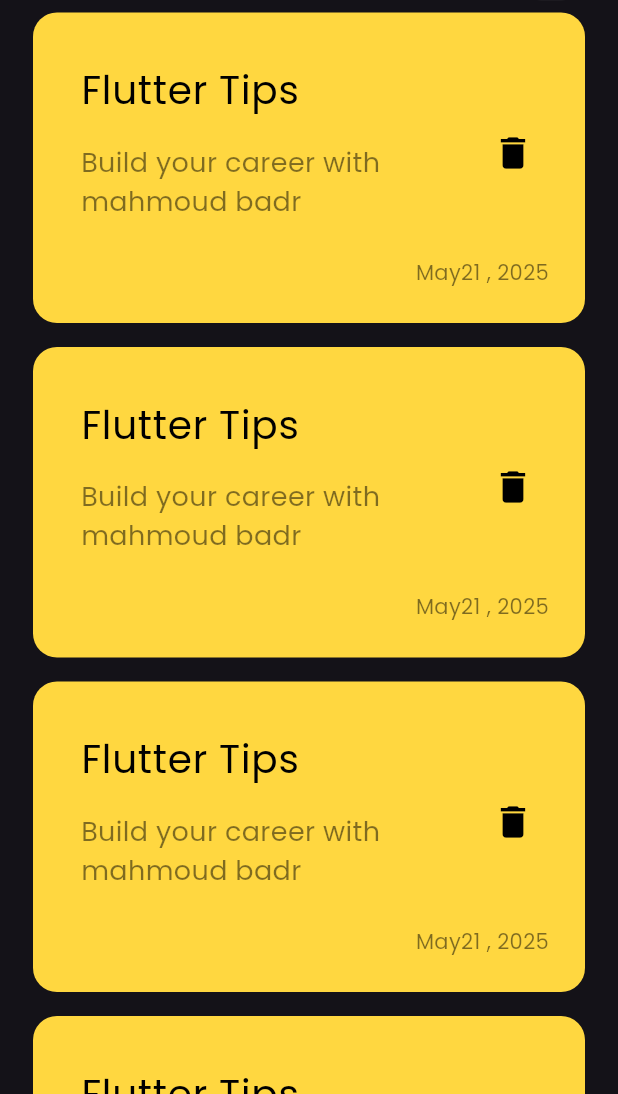
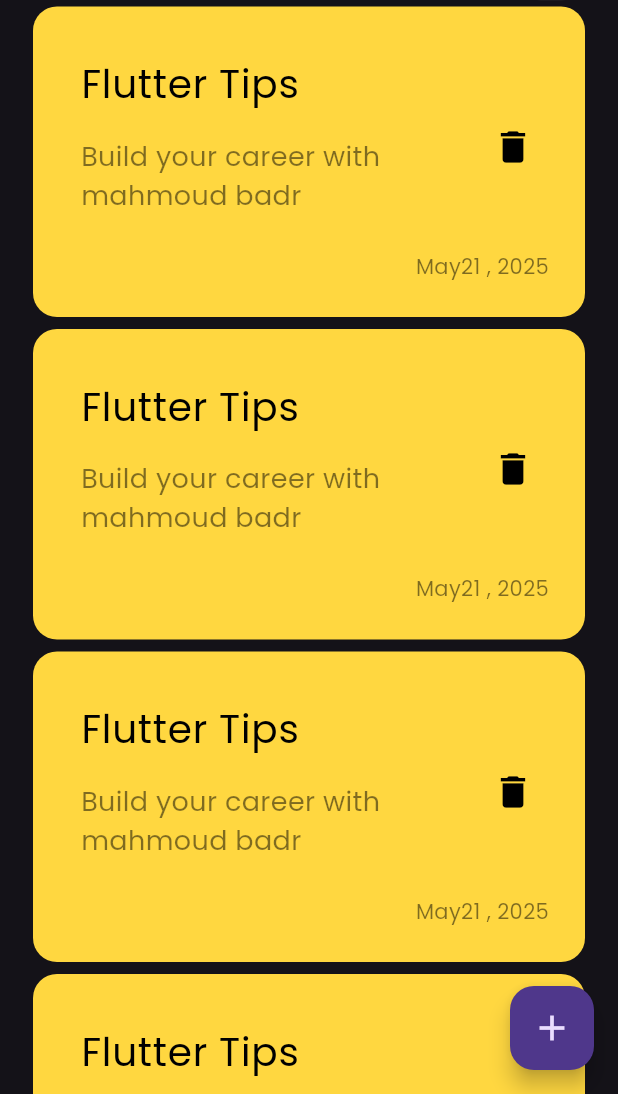
Before and after one commit to mahmoudbadr2/new-note-app-, a Flutter app: the screen it shows after launch, on a phone screen of 412 x 824 dp, the part 142-1236 px from its top. Run offline on Flutter 3.47's test engine with Material 3 defaults, Android fonts, the phone set to English and light mode, and no system bars.

Commit message:
adding floting action buttom

```diff
--- a/lib/views/home_view.dart
+++ b/lib/views/home_view.dart
@@ -6,6 +6,12 @@ class HomePage extends StatelessWidget {
   static String id = 'HomePage';
   @override
   Widget build(BuildContext context) {
-    return const Scaffold(body: NotesViewBody());
+    return Scaffold(
+      floatingActionButton: FloatingActionButton(
+        onPressed: () {},
+        child: Icon(Icons.add, size: 28),
+      ),
+      body: const NotesViewBody(),
+    );
   }
 }
--- a/lib/views/widges/notes_list_view.dart
+++ b/lib/views/widges/notes_list_view.dart
@@ -9,7 +9,7 @@ class NotesListView extends StatelessWidget {
     return ListView.builder(
       itemBuilder: (context, indix) {
         return const Padding(
-          padding: EdgeInsets.symmetric(vertical: 8),
+          padding: EdgeInsets.symmetric(vertical: 4),
           child: NoteItem(),
         );
       },
```
